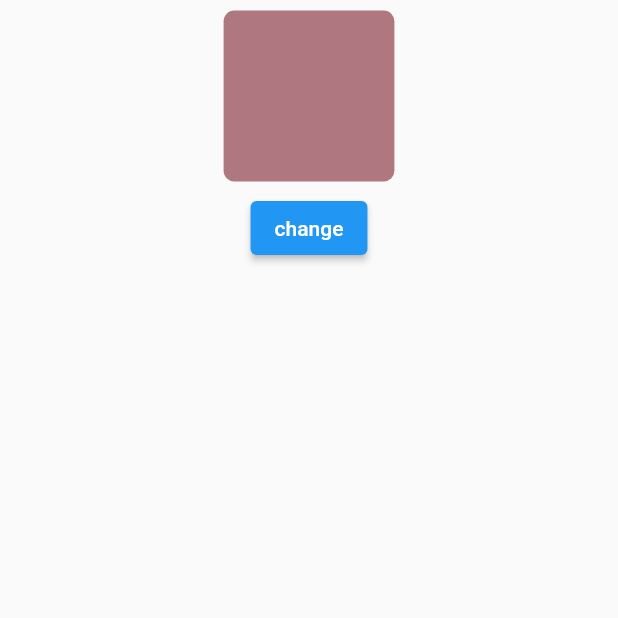
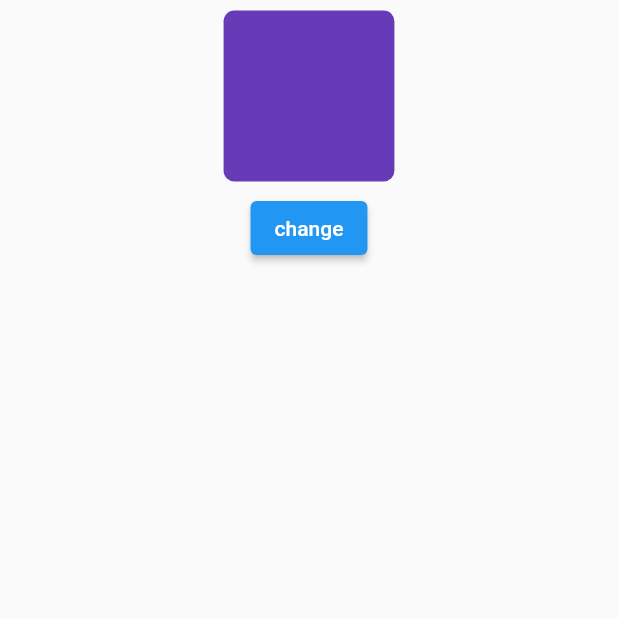
Before and after one commit to chubbyhippo/flutter-animation-shape-shifting-effect, a Flutter app: the screen it shows after launch, on a phone screen of 412 x 824 dp, the top half of it. Run offline on Flutter 3.47's test engine with Material 2 defaults, Android fonts, the phone set to English and light mode, and no system bars.

Commit message:
add finish code

```diff
--- a/lib/main.dart
+++ b/lib/main.dart
@@ -1,7 +1,8 @@
 import 'dart:math';
 
 import 'package:flutter/material.dart';
-const _duration = Duration(microseconds: 400);
+
+const _duration = Duration(milliseconds: 400);
 
 double randomBorderRadius() {
   return Random().nextDouble() * 64;
@@ -25,8 +26,9 @@ class _AnimatedContainerDemoState extends State<AnimatedContainerDemo> {
   double margin;
 
   @override
-  initState() {
-    color = randomColor();
+  void initState() {
+    super.initState();
+    color = Colors.deepPurple;
     borderRadius = randomBorderRadius();
     margin = randomMargin();
   }
```
Also changed, not shown: 1 other file.
